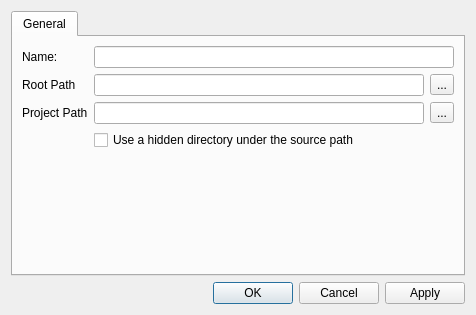
Old version of the form kscope/app/projectdialog.ui in the repository cpackham/kscope.
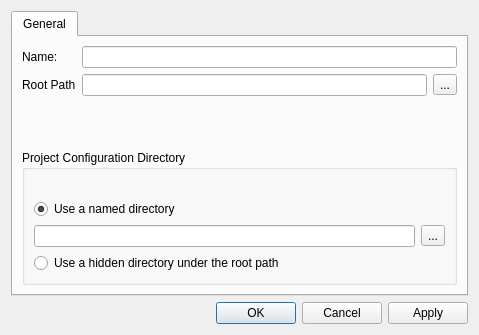
New version of the form.

Commit message: Fixed the implementation of named project directories.

```diff
--- a/kscope/app/projectdialog.ui
+++ b/kscope/app/projectdialog.ui
@@ -5,8 +5,8 @@
    <rect>
     <x>0</x>
     <y>0</y>
-    <width>476</width>
-    <height>315</height>
+    <width>479</width>
+    <height>335</height>
    </rect>
   </property>
   <property name="windowTitle" >
@@ -22,6 +22,8 @@
       <attribute name="title" >
        <string>General</string>
       </attribute>
+      <layout class="QVBoxLayout" name="verticalLayout_6" >
+       <item>
       <layout class="QFormLayout" name="formLayout" >
        <item row="0" column="0" >
         <widget class="QLabel" name="label" >
@@ -59,14 +61,32 @@
          </layout>
         </widget>
        </item>
-       <item row="2" column="0" >
-        <widget class="QLabel" name="label_3" >
+        </layout>
+       </item>
+       <item>
+        <widget class="QGroupBox" name="projectPathGroup_" >
+         <property name="title" >
+          <string>Project Configuration Directory</string>
+         </property>
+         <layout class="QVBoxLayout" name="verticalLayout_3" >
+          <item>
+           <widget class="QLabel" name="projectPathLabel_" >
          <property name="text" >
-          <string>Project Path</string>
+             <string/>
          </property>
         </widget>
        </item>
-       <item row="2" column="1" >
+          <item>
+           <widget class="QRadioButton" name="namedDirButton_" >
+            <property name="text" >
+             <string>Use a named directory</string>
+            </property>
+            <property name="checked" >
+             <bool>true</bool>
+            </property>
+           </widget>
+          </item>
+          <item>
         <widget class="QWidget" native="1" name="projectPathWidget_" >
          <layout class="QVBoxLayout" name="verticalLayout" >
           <property name="margin" >
@@ -87,24 +107,22 @@
            </layout>
           </item>
          </layout>
-        </widget>
-       </item>
-       <item row="3" column="1" >
-        <widget class="QCheckBox" name="hiddenProjDirCheck_" >
+            <zorder>radioButton_2</zorder>
+            <zorder>projectPathEdit_</zorder>
+            <zorder></zorder>
+           </widget>
+          </item>
+          <item>
+           <widget class="QRadioButton" name="hiddenDirButton_" >
          <property name="text" >
-          <string>Use a hidden directory under the source path</string>
+             <string>Use a hidden directory under the root path</string>
          </property>
         </widget>
        </item>
       </layout>
-      <zorder>label</zorder>
-      <zorder>nameEdit_</zorder>
-      <zorder>label_2</zorder>
-      <zorder>rootPathWidget_</zorder>
-      <zorder>label_3</zorder>
-      <zorder>projectPathWidget_</zorder>
-      <zorder>hiddenProjDirCheck_</zorder>
-      <zorder>hiddenProjDirCheck_</zorder>
+        </widget>
+       </item>
+      </layout>
      </widget>
     </widget>
    </item>
```
Left out of the diff: 118 changed lines with no effect on the pictures. Lines whose indentation alone changed are shown as unchanged. The commit also changes 2 other files.
